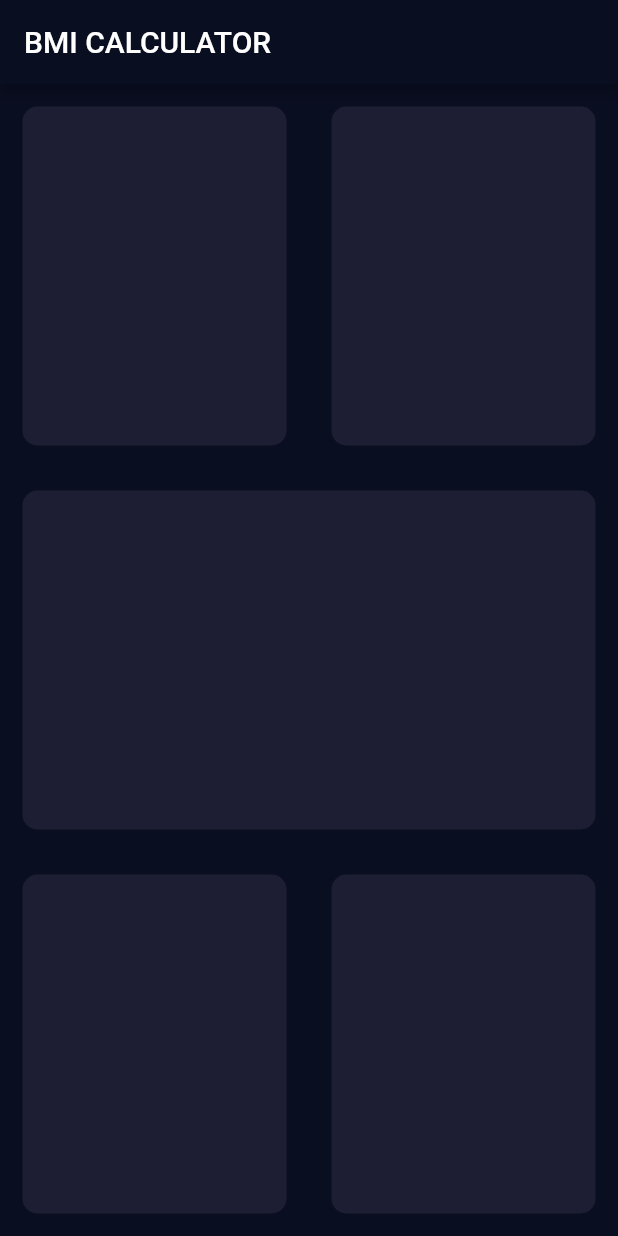
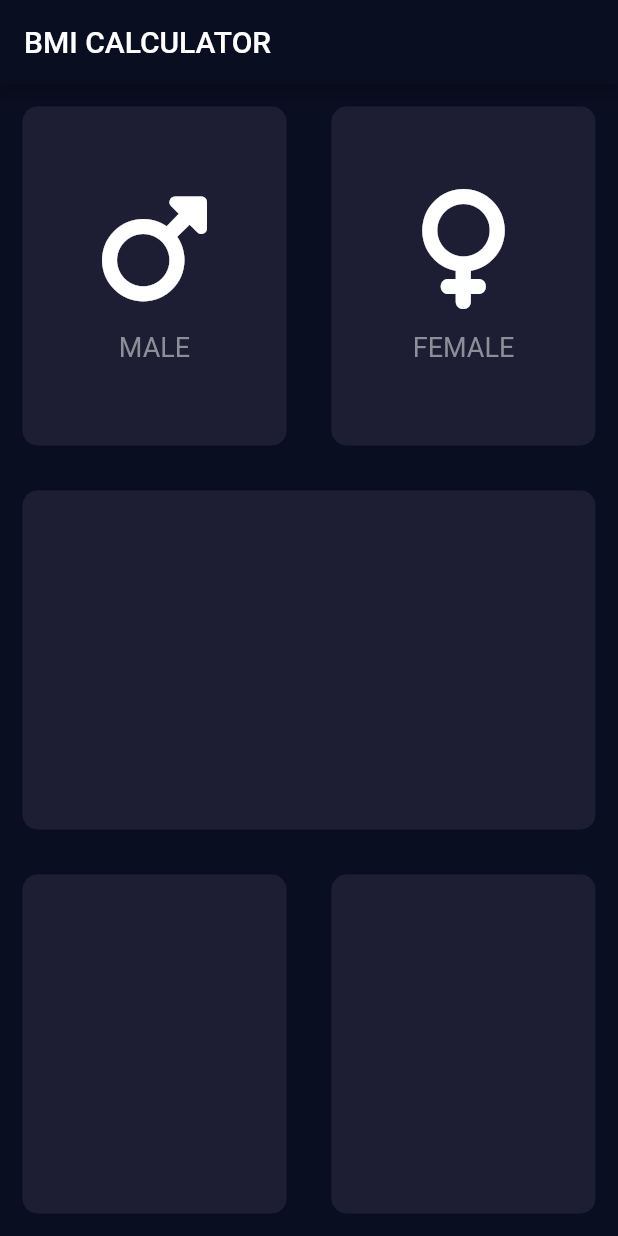
Before and after one commit to dwaynewillmakeit/bmi_calculator_flutter, a Flutter app: the screen it shows after launch, on a phone screen of 412 x 824 dp. Run offline on Flutter 3.47's test engine with Material 2 defaults, Android fonts, the phone set to English and light mode, and no system bars; our stand-ins replace font_awesome_flutter.

Commit message:
Extract out Reusable Widgets from the input screen into their own files

```diff
--- /dev/null
+++ b/lib/custom_widgets/icon_content.dart
@@ -0,0 +1,30 @@
+import 'package:flutter/material.dart';
+
+const labelTextStyle = TextStyle(fontSize: 18, color: Color(0xFF8D8E98));
+
+class IconContent extends StatelessWidget {
+  final IconData icon;
+  final String label;
+
+  const IconContent({super.key, required this.icon, required this.label});
+
+  @override
+  Widget build(BuildContext context) {
+    return Column(
+      mainAxisAlignment: MainAxisAlignment.center,
+      children: [
+        Icon(
+          icon,
+          size: 80,
+        ),
+        const SizedBox(
+          height: 15,
+        ),
+        Text(
+          label,
+          style: labelTextStyle,
+        )
+      ],
+    );
+  }
+}
--- /dev/null
+++ b/lib/custom_widgets/reusable_card.dart
@@ -0,0 +1,18 @@
+import 'package:flutter/material.dart';
+
+class ReusableCard extends StatelessWidget {
+  final Color color;
+  final Widget? cardChild;
+
+  const ReusableCard({super.key, required this.color, this.cardChild});
+
+  @override
+  Widget build(BuildContext context) {
+    return Container(
+      margin: const EdgeInsets.all(15.0),
+      decoration:
+      BoxDecoration(borderRadius: BorderRadius.circular(10), color: color),
+      child: cardChild,
+    );
+  }
+}
--- a/lib/main.dart
+++ b/lib/main.dart
@@ -7,7 +7,7 @@ class BMICalculator extends StatelessWidget {
   @override
   Widget build(BuildContext context) {
     return MaterialApp(
-      theme: ThemeData(
+      theme: ThemeData.dark().copyWith(
         scaffoldBackgroundColor: const Color(0xFF0A0E21),
         colorScheme: ColorScheme.fromSwatch().copyWith(
           primary: const Color(0xFF0A0E21),
--- a/lib/pages/input_page.dart
+++ b/lib/pages/input_page.dart
@@ -1,4 +1,9 @@
+import 'package:bmi_calculator_flutter/custom_widgets/icon_content.dart';
+import 'package:bmi_calculator_flutter/custom_widgets/reusable_card.dart';
 import 'package:flutter/material.dart';
+import 'package:font_awesome_flutter/font_awesome_flutter.dart';
+
+const int activeCardColor = 0xFF1D1E33;
 
 class InputPage extends StatefulWidget {
   @override
@@ -14,23 +19,25 @@ class _InputPageState extends State<InputPage> {
       ),
       body: Column(
         children: [
-          Expanded(
+          const Expanded(
             child: Row(
               children: [
                 Expanded(
-                  child: Container(
-                    margin: const EdgeInsets.all(15.0),
-                    decoration: BoxDecoration(
-                        borderRadius: BorderRadius.circular(10),
-                        color: const Color(0xFF1D1E33)),
+                  child: ReusableCard(
+                    color: Color(activeCardColor),
+                    cardChild: IconContent(
+                      icon: FontAwesomeIcons.mars,
+                      label: "MALE",
+                    ),
                   ),
                 ),
                 Expanded(
-                  child: Container(
-                    margin: const EdgeInsets.all(15.0),
-                    decoration: BoxDecoration(
-                        borderRadius: BorderRadius.circular(10),
-                        color: const Color(0xFF1D1E33)),
+                  child: ReusableCard(
+                    color: Color(activeCardColor),
+                    cardChild: IconContent(
+                      icon: FontAwesomeIcons.venus,
+                      label: "FEMALE",
+                    ),
                   ),
                 )
               ],
@@ -41,26 +48,18 @@ class _InputPageState extends State<InputPage> {
               margin: const EdgeInsets.all(15.0),
               decoration: BoxDecoration(
                   borderRadius: BorderRadius.circular(10),
-                  color: const Color(0xFF1D1E33)),
+                  color: const Color(activeCardColor)),
             ),
           ),
-          Expanded(
+          const Expanded(
             child: Row(
               children: [
                 Expanded(
-                  child: Container(
-                    margin: const EdgeInsets.all(15.0),
-                    decoration: BoxDecoration(
-                        borderRadius: BorderRadius.circular(10),
-                        color: const Color(0xFF1D1E33)),
-                  ),
+                  child: ReusableCard(color: Color(activeCardColor)),
                 ),
                 Expanded(
-                  child: Container(
-                    margin: const EdgeInsets.all(15.0),
-                    decoration: BoxDecoration(
-                        borderRadius: BorderRadius.circular(10),
-                        color: const Color(0xFF1D1E33)),
+                  child: ReusableCard(
+                    color: Color(activeCardColor),
                   ),
                 )
               ],
--- a/pubspec.yaml
+++ b/pubspec.yaml
@@ -35,6 +35,7 @@ dependencies:
   # The following adds the Cupertino Icons font to your application.
   # Use with the CupertinoIcons class for iOS style icons.
   cupertino_icons: ^1.0.2
+  font_awesome_flutter: ^10.5.0
 
 dev_dependencies:
   flutter_test:
```
Also changed, not shown: pubspec.lock.
